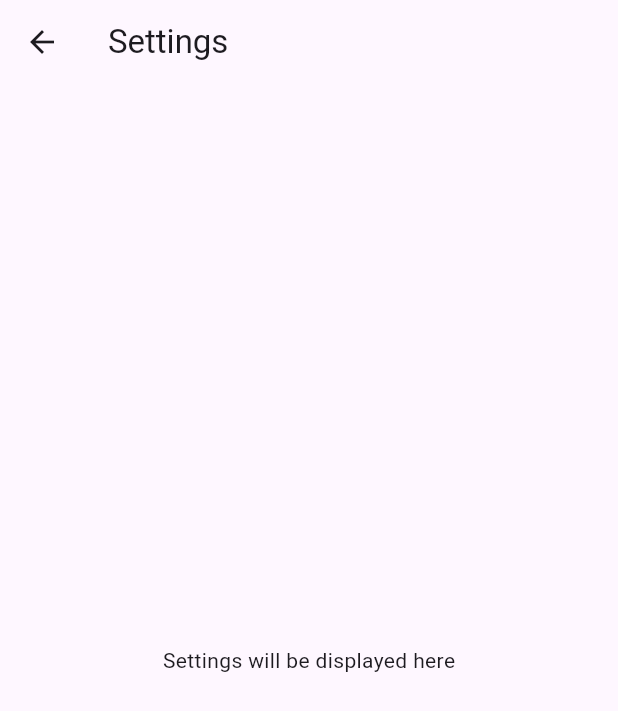
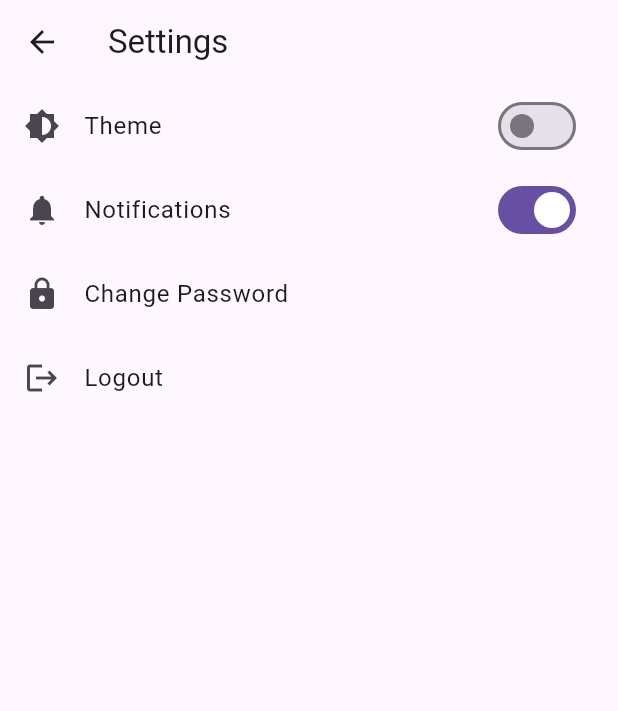
Before and after one commit to EdiGich/dtc_content_manager, a Flutter app: the SettingsPage screen opened directly, on a phone screen of 412 x 824 dp. Shown: the top 711 px of the screen. Run offline on Flutter 3.47's test engine with Material 3 defaults, Android fonts, the phone set to English and light mode, and no system bars; our stand-ins replace get, get_storage, image_picker; accounts and stored records are empty; network calls fail.

Commit message:
Add Settings Page with Theme Toggle Functionality
- Implemented the SettingsPage with options for theme toggling.
- Added light and dark mode toggle functionality using ThemeService.
- Enhanced UI with ListView for better organization and scalability of settings.

```diff
--- a/dtc_content_manager/lib/main.dart
+++ b/dtc_content_manager/lib/main.dart
@@ -1,49 +1,12 @@
-// // lib/main.dart
-
-// // ignore_for_file: use_key_in_widget_constructors
-
-// import 'package:flutter/material.dart';
-// import 'package:get/get.dart';
-// import 'views/login_page.dart';
-// import 'views/dashboard_page.dart';
-// import 'services/auth_service.dart';
-
-// void main() async {
-//   WidgetsFlutterBinding.ensureInitialized();
-//   await Get.putAsync(() => AuthService().init());
-
-//   runApp(MyApp());
-// }
-
-// class MyApp extends StatelessWidget {
-//   // This widget is the root of your application.
-
-//   @override
-//   Widget build(BuildContext context) {
-//     return GetMaterialApp(
-//       title: 'DTC Content Manager',
-//       debugShowCheckedModeBanner: false,
-//       initialRoute: '/login',
-//       getPages: [
-//         GetPage(name: '/login', page: () => LoginPage()),
-//         GetPage(name: '/dashboard', page: () => DashboardPage()),
-//         // Add other pages here
-//       ],
-//     );
-//   }
-// }
-
-// ----------------------------------------------------------------------------------
-
-// lib/main.dart
-
 // ignore_for_file: use_key_in_widget_constructors
 
 import 'package:flutter/material.dart';
 import 'package:get/get.dart';
 import 'package:dtc_content_manager/views/login_page.dart';
+import 'package:get_storage/get_storage.dart';
 
-void main() {
+void main() async {
+  await GetStorage.init();
   runApp(MyApp());
 }
 
@@ -52,8 +15,33 @@ class MyApp extends StatelessWidget {
   Widget build(BuildContext context) {
     return GetMaterialApp(
       title: 'DTC Content Manager',
-      theme: ThemeData(primarySwatch: Colors.blue),
+      theme: ThemeData.light(),
+      darkTheme: ThemeData.dark(),
+      themeMode: ThemeService().theme, // Control theme mode
       home: LoginPage(),
     );
   }
 }
+
+class ThemeService {
+  final _key = 'isDarkMode';
+
+  // Save theme mode
+  void saveTheme(bool isDarkMode) {
+    GetStorage().write(_key, isDarkMode);
+  }
+
+  // Load theme mode
+  bool isDarkMode() {
+    return GetStorage().read(_key) ?? false;
+  }
+
+  // Get current theme mode
+  ThemeMode get theme => isDarkMode() ? ThemeMode.dark : ThemeMode.light;
+
+  // Toggle theme
+  void switchTheme() {
+    saveTheme(!isDarkMode());
+    Get.changeThemeMode(isDarkMode() ? ThemeMode.dark : ThemeMode.light);
+  }
+}
--- a/dtc_content_manager/lib/views/events_page.dart
+++ b/dtc_content_manager/lib/views/events_page.dart
@@ -1,7 +1,7 @@
 // events_page.dart
 import 'package:flutter/material.dart';
 import 'package:dtc_content_manager/services/news_events_service.dart';
-import 'package:dtc_content_manager/add_event_page.dart';
+import 'package:dtc_content_manager/views/add_event_page.dart';
 
 class EventsPage extends StatefulWidget {
   @override
--- a/dtc_content_manager/lib/views/settings_page.dart
+++ b/dtc_content_manager/lib/views/settings_page.dart
@@ -1,14 +1,49 @@
-// ignore_for_file: use_key_in_widget_constructors
-
 import 'package:flutter/material.dart';
+// import 'package:get/get.dart'
+import 'package:dtc_content_manager/main.dart';
 
 class SettingsPage extends StatelessWidget {
   @override
   Widget build(BuildContext context) {
     return Scaffold(
-      appBar: AppBar(title: Text('Settings')),
-      body: Center(
-        child: Text('Settings will be displayed here'),
+      appBar: AppBar(title: const Text('Settings')),
+      body: ListView(
+        children: [
+          ListTile(
+            leading: const Icon(Icons.brightness_6),
+            title: const Text('Theme'),
+            trailing: Switch(
+              value: ThemeService().isDarkMode(), // Get current theme state
+              onChanged: (bool value) {
+                ThemeService().switchTheme(); // Toggle theme mode
+              },
+            ),
+          ),
+          ListTile(
+            leading: const Icon(Icons.notifications),
+            title: const Text('Notifications'),
+            trailing: Switch(
+              value: true, // Replace with a state or user preference
+              onChanged: (bool value) {
+                // Implement notification toggle functionality
+              },
+            ),
+          ),
+          ListTile(
+            leading: const Icon(Icons.lock),
+            title: const Text('Change Password'),
+            onTap: () {
+              // Navigate to a password change page
+            },
+          ),
+          ListTile(
+            leading: const Icon(Icons.logout),
+            title: const Text('Logout'),
+            onTap: () {
+              // Implement logout functionality
+            },
+          ),
+        ],
       ),
     );
   }
```
Also changed, not shown: dtc_content_manager/lib/services/news_events_service.dart (+51 -0 lines), dtc_content_manager/lib/views/add_news_page.dart (added, +130 -0 lines), dtc_content_manager/lib/views/news_page.dart (+44 -4 lines), dtc_content_manager/lib/views/add_event_page.dart (renamed from dtc_content_manager/lib/add_event_page.dart).
